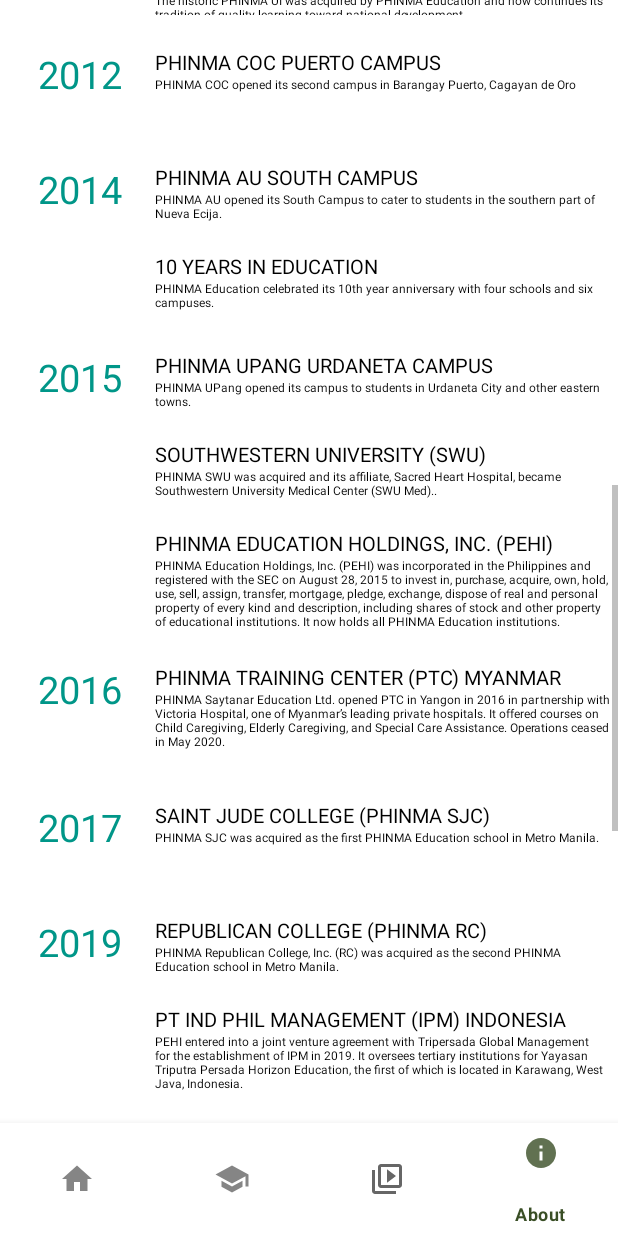
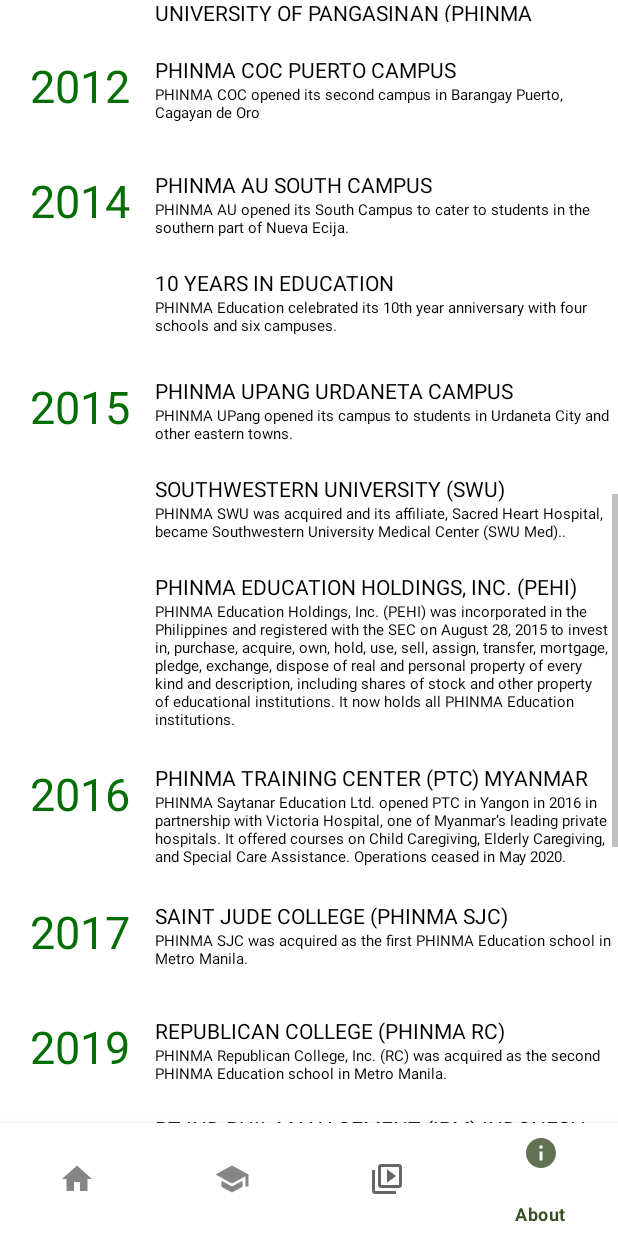
Before and after one commit to All-Seer/Micro-Customer-Relation-Management-App, an Android app built with Jetpack Compose: the screen it shows after launch (MainActivity), item 4 of the bottom bar chosen, scrolled down 1048 dp, on a phone screen of 412 x 824 dp. Run offline under Robolectric (Android 15) with nearby library versions, the light colour scheme and no system bars.

Commit message:
some changes

```diff
--- a/app/src/main/AndroidManifest.xml
+++ b/app/src/main/AndroidManifest.xml
@@ -25,11 +25,7 @@
         <activity
             android:name=".EmailVerificationActivity"
             android:exported="false" />
-        <activity
-            android:name=".MultimediaCompose"
-            android:exported="false"
-            android:label="@string/title_activity_multimedia_compose"
-            android:theme="@style/Theme.PhinmaEdApp" />
+
 
         <service
             android:name=".MyFirebaseMessagingService"
--- a/app/src/main/java/com/example/phinmaedapp/MapCustomDialogFragment.kt
+++ b/app/src/main/java/com/example/phinmaedapp/MapCustomDialogFragment.kt
@@ -4,7 +4,6 @@
 import android.app.AlertDialog
 import android.app.Dialog
 import android.graphics.Color
-import android.graphics.drawable.ColorDrawable
 import android.os.Bundle
 import android.view.LayoutInflater
 import android.view.View
@@ -12,6 +11,7 @@
 import android.widget.ImageButton
 import android.widget.ImageView
 import android.widget.TextView
+import androidx.core.graphics.drawable.toDrawable
 import androidx.fragment.app.DialogFragment
 
 class MapCustomDialogFragment : DialogFragment() {
@@ -23,7 +23,7 @@
         container: ViewGroup?,
         savedInstanceState: Bundle?
     ): View? {
-        dialog?.window?.setBackgroundDrawable(ColorDrawable(Color.TRANSPARENT))  // Removes the ugly grey bg
+        dialog?.window?.setBackgroundDrawable(Color.TRANSPARENT.toDrawable())  // Removes the ugly grey bg
         return inflater.inflate(R.layout.fragment_map_custom_dialog, container, false)
     }
 
--- a/app/src/main/java/com/example/phinmaedapp/UpangLoginActivity.kt
+++ b/app/src/main/java/com/example/phinmaedapp/UpangLoginActivity.kt
@@ -181,4 +181,5 @@
         }
         return true
     }
+
 }
--- a/app/src/main/res/layout/fragment_phinmaed_about.xml
+++ b/app/src/main/res/layout/fragment_phinmaed_about.xml
@@ -8,7 +8,7 @@
 
     <LinearLayout
         android:layout_width="match_parent"
-        android:layout_height="match_parent"
+        android:layout_height="wrap_content"
         android:orientation="vertical">
         <TextView
             android:layout_width="match_parent"
@@ -38,7 +38,7 @@
             android:layout_width="match_parent"
             android:layout_height="wrap_content"
             android:text="@string/about_description"
-            android:textSize="12sp"
+            android:textSize="14sp"
             android:textColor="@color/black"
             android:padding="10dp"
             android:textAlignment="center"/>
@@ -69,16 +69,16 @@
 
         <LinearLayout
             android:layout_width="match_parent"
-            android:layout_height="wrap_content"
+            android:layout_height="match_parent"
             android:orientation="horizontal"
-            android:layout_marginTop="20dp"
+            android:layout_marginTop="10dp"
             android:padding="3dp">
             <TextView
                 android:layout_width="100dp"
                 android:layout_height="70dp"
                 android:textAlignment="center"
-                android:textColor="#009688"
-                android:textSize="25sp"
+                android:textColor="#036e03"
+                android:textSize="30sp"
                 android:text="2004"/>
             <LinearLayout
                 android:layout_width="wrap_content"
@@ -89,13 +89,12 @@
                     android:layout_width="wrap_content"
                     android:layout_height="wrap_content"
                     android:text="ARAULLO UNIVERSITY (PHINMA AU)"
-                    android:textSize="13sp"
                     android:textColor="@color/black"/>
                 <TextView
                     android:layout_width="wrap_content"
                     android:layout_height="wrap_content"
                     android:text="PHINMA Education acquired PHINMA AU in Cabanatuan City, Nueva Ecija as its first venture into the education industry. It is now a major educational institution that provides basic, tertiary, and professional education."
-                    android:textSize="8sp"
+                    android:textSize="10sp"
                     android:textColor="@color/black"/>
             </LinearLayout>
         </LinearLayout>
@@ -108,8 +107,8 @@
                 android:layout_width="100dp"
                 android:layout_height="70dp"
                 android:textAlignment="center"
-                android:textColor="#009688"
-                android:textSize="25sp"
+                android:textColor="#036e03"
+                android:textSize="30sp"
                 android:text="2005"/>
             <LinearLayout
                 android:layout_width="wrap_content"
@@ -120,13 +119,12 @@
                     android:layout_width="wrap_content"
                     android:layout_height="wrap_content"
                     android:text="CAGAYAN DE ORO COLLEGE (PHINMA COC)"
-                    android:textSize="13sp"
                     android:textColor="@color/black"/>
                 <TextView
                     android:layout_width="wrap_content"
                     android:layout_height="wrap_content"
                     android:text="PHINMA COC was acquired to make quality education accessible to students from all walks of life in Mindanao, especially Misamis Oriental, Camiguin, and Bukidnon."
-                    android:textSize="8sp"
+                    android:textSize="10sp"
                     android:textColor="@color/black"/>
             </LinearLayout>
         </LinearLayout>
@@ -139,8 +137,8 @@
                 android:layout_width="100dp"
                 android:layout_height="70dp"
                 android:textAlignment="center"
-                android:textColor="#009688"
-                android:textSize="25sp"
+                android:textColor="#036e03"
+                android:textSize="30sp"
                 android:text="2009"/>
             <LinearLayout
                 android:layout_width="wrap_content"
@@ -151,26 +149,24 @@
                     android:layout_width="wrap_content"
                     android:layout_height="wrap_content"
                     android:text="UNIVERSITY OF ILOILO (PHINMA UI)"
-                    android:textSize="13sp"
                     android:textColor="@color/black"/>
                 <TextView
                     android:layout_width="wrap_content"
                     android:layout_height="wrap_content"
                     android:text="The historic PHINMA UI was acquired by PHINMA Education and now continues its tradition of quality learning toward national development."
-                    android:textSize="8sp"
+                    android:textSize="10sp"
                     android:textColor="@color/black"/>
                 <TextView
                     android:layout_marginTop="20dp"
                     android:layout_width="wrap_content"
                     android:layout_height="wrap_content"
                     android:text="UNIVERSITY OF PANGASINAN (PHINMA UPANG))"
-                    android:textSize="13sp"
                     android:textColor="@color/black"/>
                 <TextView
                     android:layout_width="wrap_content"
                     android:layout_height="wrap_content"
                     android:text="The historic PHINMA UI was acquired by PHINMA Education and now continues its tradition of quality learning toward national development."
-                    android:textSize="8sp"
+                    android:textSize="10sp"
                     android:textColor="@color/black"/>
             </LinearLayout>
         </LinearLayout>
@@ -186,8 +182,8 @@
                 android:layout_height="70dp"
                 android:text="2012"
                 android:textAlignment="center"
-                android:textColor="#009688"
-                android:textSize="25sp" />
+                android:textColor="#036e03"
+                android:textSize="30sp"/>
 
             <LinearLayout
                 android:layout_width="wrap_content"
@@ -198,13 +194,12 @@
                     android:layout_width="wrap_content"
                     android:layout_height="wrap_content"
                     android:text="PHINMA COC PUERTO CAMPUS"
-                    android:textSize="13sp"
                     android:textColor="@color/black"/>
                 <TextView
                     android:layout_width="wrap_content"
                     android:layout_height="wrap_content"
                     android:text="PHINMA COC opened its second campus in Barangay Puerto, Cagayan de Oro"
-                    android:textSize="8sp"
+                    android:textSize="10sp"
                     android:textColor="@color/black"/>
             </LinearLayout>
         </LinearLayout>
@@ -219,8 +214,8 @@
                 android:layout_height="70dp"
                 android:text="2014"
                 android:textAlignment="center"
-                android:textColor="#009688"
-                android:textSize="25sp" />
+                android:textColor="#036e03"
+                android:textSize="30sp"/>
 
             <LinearLayout
                 android:layout_width="wrap_content"
@@ -231,13 +226,12 @@
                     android:layout_width="wrap_content"
                     android:layout_height="wrap_content"
                     android:text="PHINMA AU SOUTH CAMPUS"
-                    android:textSize="13sp"
                     android:textColor="@color/black"/>
                 <TextView
                     android:layout_width="wrap_content"
                     android:layout_height="wrap_content"
                     android:text="PHINMA AU opened its South Campus to cater to students in the southern part of Nueva Ecija."
-                    android:textSize="8sp"
+                    android:textSize="10sp"
                     android:textColor="@color/black"/>
 
                 <TextView
@@ -245,13 +239,12 @@
                     android:layout_height="wrap_content"
                     android:text="10 YEARS IN EDUCATION"
                     android:layout_marginTop="20dp"
-                    android:textSize="13sp"
                     android:textColor="@color/black"/>
                 <TextView
                     android:layout_width="wrap_content"
                     android:layout_height="wrap_content"
                     android:text="PHINMA Education celebrated its 10th year anniversary with four schools and six campuses."
-                    android:textSize="8sp"
+                    android:textSize="10sp"
                     android:textColor="@color/black"/>
             </LinearLayout>
         </LinearLayout>
@@ -267,8 +260,8 @@
                 android:layout_height="70dp"
                 android:text="2015"
                 android:textAlignment="center"
-                android:textColor="#009688"
-                android:textSize="25sp" />
+                android:textColor="#036e03"
+                android:textSize="30sp" />
 
             <LinearLayout
                 android:layout_width="wrap_content"
@@ -279,13 +272,12 @@
                     android:layout_width="wrap_content"
                     android:layout_height="wrap_content"
                     android:text="PHINMA UPANG URDANETA CAMPUS"
-                    android:textSize="13sp"
                     android:textColor="@color/black"/>
                 <TextView
                     android:layout_width="wrap_content"
                     android:layout_height="wrap_content"
                     android:text="PHINMA UPang opened its campus to students in Urdaneta City and other eastern towns."
-                    android:textSize="8sp"
+                    android:textSize="10sp"
                     android:textColor="@color/black"/>
 
                 <TextView
@@ -293,13 +285,12 @@
                     android:layout_height="wrap_content"
                     android:text="SOUTHWESTERN UNIVERSITY (SWU)"
                     android:layout_marginTop="20dp"
-                    android:textSize="13sp"
                     android:textColor="@color/black"/>
                 <TextView
                     android:layout_width="wrap_content"
                     android:layout_height="wrap_content"
                     android:text="PHINMA SWU was acquired and its affiliate, Sacred Heart Hospital, became Southwestern University Medical Center (SWU Med).."
-                    android:textSize="8sp"
+                    android:textSize="10sp"
                     android:textColor="@color/black"/>
 
                 <TextView
@@ -307,13 +298,12 @@
                     android:layout_height="wrap_content"
                     android:text="PHINMA EDUCATION HOLDINGS, INC. (PEHI)"
                     android:layout_marginTop="20dp"
-                    android:textSize="13sp"
                     android:textColor="@color/black"/>
                 <TextView
                     android:layout_width="wrap_content"
                     android:layout_height="wrap_content"
                     android:text="PHINMA Education Holdings, Inc. (PEHI) was incorporated in the Philippines and registered with the SEC on August 28, 2015 to invest in, purchase, acquire, own, hold, use, sell, assign, transfer, mortgage, pledge, exchange, dispose of real and personal property of every kind and description, including shares of stock and other property of educational institutions. It now holds all PHINMA Education institutions."
-                    android:textSize="8sp"
+                    android:textSize="10sp"
                     android:textColor="@color/black"/>
             </LinearLayout>
         </LinearLayout>
@@ -329,8 +319,8 @@
                 android:layout_height="70dp"
                 android:text="2016"
                 android:textAlignment="center"
-                android:textColor="#009688"
-                android:textSize="25sp" />
+                android:textColor="#036e03"
+                android:textSize="30sp"/>
 
             <LinearLayout
                 android:layout_width="wrap_content"
@@ -341,13 +331,12 @@
                     android:layout_width="wrap_content"
                     android:layout_height="wrap_content"
                     android:text="PHINMA TRAINING CENTER (PTC) MYANMAR"
-                    android:textSize="13sp"
                     android:textColor="@color/black"/>
                 <TextView
                     android:layout_width="wrap_content"
                     android:layout_height="wrap_content"
                     android:text="PHINMA Saytanar Education Ltd. opened PTC in Yangon in 2016 in partnership with Victoria Hospital, one of Myanmar’s leading private hospitals. It offered courses on Child Caregiving, Elderly Caregiving, and Special Care Assistance. Operations ceased in May 2020."
-                    android:textSize="8sp"
+                    android:textSize="10sp"
                     android:textColor="@color/black"/>
             </LinearLayout>
         </LinearLayout>
@@ -363,8 +352,8 @@
                 android:layout_height="70dp"
                 android:text="2017"
                 android:textAlignment="center"
-                android:textColor="#009688"
-                android:textSize="25sp" />
+                android:textColor="#036e03"
+                android:textSize="30sp"/>
 
             <LinearLayout
                 android:layout_width="wrap_content"
@@ -375,13 +364,12 @@
                     android:layout_width="wrap_content"
                     android:layout_height="wrap_content"
                     android:text="SAINT JUDE COLLEGE (PHINMA SJC)"
-                    android:textSize="13sp"
                     android:textColor="@color/black"/>
                 <TextView
                     android:layout_width="wrap_content"
                     android:layout_height="wrap_content"
                     android:text="PHINMA SJC was acquired as the first PHINMA Education school in Metro Manila."
-                    android:textSize="8sp"
+                    android:textSize="10sp"
                     android:textColor="@color/black"/>
             </LinearLayout>
         </LinearLayout>
@@ -396,8 +384,8 @@
                 android:layout_height="70dp"
                 android:text="2019"
                 android:textAlignment="center"
-                android:textColor="#009688"
-                android:textSize="25sp" />
+                android:textColor="#036e03"
+                android:textSize="30sp"/>
 
             <LinearLayout
                 android:layout_width="wrap_content"
@@ -408,13 +396,12 @@
                     android:layout_width="wrap_content"
                     android:layout_height="wrap_content"
                     android:text="REPUBLICAN COLLEGE (PHINMA RC)"
-                    android:textSize="13sp"
                     android:textColor="@color/black"/>
                 <TextView
                     android:layout_width="wrap_content"
                     android:layout_height="wrap_content"
                     android:text="PHINMA Republican College, Inc. (RC) was acquired as the second PHINMA Education school in Metro Manila."
-                    android:textSize="8sp"
+                    android:textSize="10sp"
                     android:textColor="@color/black"/>
 
                 <TextView
@@ -422,13 +409,12 @@
                     android:layout_height="wrap_content"
                     android:text="PT IND PHIL MANAGEMENT (IPM) INDONESIA"
                     android:layout_marginTop="20dp"
-                    android:textSize="13sp"
                     android:textColor="@color/black"/>
                 <TextView
                     android:layout_width="wrap_content"
                     android:layout_height="wrap_content"
                     android:text="PEHI entered into a joint venture agreement with Tripersada Global Management for the establishment of IPM in 2019. It oversees tertiary institutions for Yayasan Triputra Persada Horizon Education, the first of which is located in Karawang, West Java, Indonesia."
-                    android:textSize="8sp"
+                    android:textSize="10sp"
                     android:textColor="@color/black"/>
 
                 <TextView
@@ -436,13 +422,12 @@
                     android:layout_height="wrap_content"
                     android:text="15 YEARS IN EDUCATION"
                     android:layout_marginTop="20dp"
-                    android:textSize="13sp"
                     android:textColor="@color/black"/>
                 <TextView
                     android:layout_width="wrap_content"
                     android:layout_height="wrap_content"
                     android:text="PHINMA Education celebrated its 15th year anniversary with seven schools across the country."
-                    android:textSize="8sp"
+                    android:textSize="10sp"
                     android:textColor="@color/black"/>
             </LinearLayout>
         </LinearLayout>
@@ -458,8 +443,8 @@
             android:layout_height="70dp"
             android:text="2020"
             android:textAlignment="center"
-            android:textColor="#009688"
-            android:textSize="25sp" />
+            android:textColor="#036e03"
+            android:textSize="30sp"/>
 
         <LinearLayout
             android:layout_width="wrap_content"
@@ -470,7 +455,6 @@
                 android:layout_width="wrap_content"
                 android:layout_height="wrap_content"
                 android:text="PHINMA RIZAL COLLEGE OF LAGUNA (PHINMA RCL)"
-                android:textSize="13sp"
                 android:textColor="@color/black"/>
 
             <TextView
@@ -478,13 +462,14 @@
                 android:layout_height="wrap_content"
                 android:text="PHINMA Education acquired PHINMA Rizal College of Laguna in June of 2020 as part of the planned Laguna network of schools."
                 android:textColor="@color/black"
-                android:textSize="8sp" />
+                android:textSize="10sp" />
         </LinearLayout>
     </LinearLayout>
         <LinearLayout
             android:layout_width="match_parent"
             android:layout_height="100dp"
             android:orientation="horizontal"
+            android:layout_marginBottom="20dp"
             android:padding="3dp">
 
             <TextView
@@ -492,8 +477,8 @@
                 android:layout_height="70dp"
                 android:text="2021"
                 android:textAlignment="center"
-                android:textColor="#009688"
-                android:textSize="25sp" />
+                android:textColor="#036e03"
+                android:textSize="30sp"/>
 
             <LinearLayout
                 android:layout_width="wrap_content"
@@ -504,51 +489,43 @@
                     android:layout_width="wrap_content"
                     android:layout_height="wrap_content"
                     android:text="PHINMA AU SAN JOSE CAMPUS"
-                    android:textSize="13sp"
                     android:textColor="@color/black"/>
                 <TextView
                     android:layout_width="wrap_content"
                     android:layout_height="wrap_content"
-                    android:text="TIn 2021, the San Jose campus of PHINMA AU was officially opened."
-                    android:textSize="8sp"
+                    android:text="In 2021, the San Jose campus of PHINMA AU was officially opened."
+                    android:textSize="10sp"
                     android:textColor="@color/black"/>
                 <TextView
                     android:layout_marginTop="20dp"
                     android:layout_width="wrap_content"
                     android:layout_height="wrap_content"
                     android:text="PHINMA UNION COLLEGE OF LAGUNA (PHINMA UCL)"
-                    android:textSize="13sp"
                     android:textColor="@color/black"/>
                 <TextView
                     android:layout_width="wrap_content"
                     android:layout_height="wrap_content"
                     android:text="PHINMA Education acquired PHINMA Union College of Laguna in May 2021 as the second school in the Laguna network of schools."
-                    android:textSize="8sp"
+                    android:textSize="10sp"
                     android:textColor="@color/black"/>
             </LinearLayout>
         </LinearLayout>
         <TextView
             android:layout_width="match_parent"
             android:layout_height="wrap_content"
-            android:layout_marginTop="50dp"
+            android:layout_marginTop="8dp"
             android:text="Philippine Investment Management or PHINMA began as an investment firm in 1956. It has now grown to become one of the most prestigious and reputable conglomerates in the country: the PHINMA Group of Companies"
             android:textColor="@color/black"
-            android:textSize="13sp"
-            android:padding="8dp"/>
+            android:padding="12sp"/>
 
         <TextView
             android:layout_width="match_parent"
             android:layout_height="wrap_content"
-            android:layout_marginTop="30dp"
+            android:layout_marginTop="4dp"
             android:text="@string/about_phinma_companies"
             android:textColor="@color/black"
             android:padding="8dp"
-            android:textSize="10dp" />
-
-        <View
-            android:layout_width="match_parent"
-            android:layout_height="0dp"
-            android:layout_marginBottom="50dp"/>
+            android:textSize="10sp" />
     </LinearLayout>
 
 </ScrollView>
--- a/app/src/main/res/values/strings.xml
+++ b/app/src/main/res/values/strings.xml
@@ -138,7 +138,7 @@
     <string name="login">Already have an account? <b><u>Login</u></b></string>
     <string name="title_activity_multimedia_compose">MultimediaCompose</string>
     <string name="about_description">PHINMA Education seeks to provide quality tertiary education to underserved Filipino youth. Our various learning strategies and interventions equip our students with professional and core work skills to attain gainful employment, whether or not they graduate. By knowing who our students are and where they come from, we are able to tailor our programs to what they want to achieve. We are guided by the following core values:</string>
-    <string name="about_phinma_companies">The PHINMA Group seeks to provide the essentials for a dignified life for every Filipino family through our tradition of professional and effective management in various industries. We currently have investments in education, property development, hospitality, and construction materials.\n\n\n\n Our competitiveness and professionalism help give communities, both in and out of the Philippines, improved access to the essentials of a dignified life.\n\n\n\n The PHINMA group demonstrates that private businesses can serve both the needs of society and its shareholders.</string>
+    <string name="about_phinma_companies">The PHINMA Group seeks to provide the essentials for a dignified life for every Filipino family through our tradition of professional and effective management in various industries. We currently have investments in education, property development, hospitality, and construction materials.\n\n Our competitiveness and professionalism help give communities, both in and out of the Philippines, improved access to the essentials of a dignified life.\n\n The PHINMA group demonstrates that private businesses can serve both the needs of society and its shareholders.</string>
 
 
 </resources>
--- a/app/src/main/res/values/themes.xml
+++ b/app/src/main/res/values/themes.xml
@@ -4,6 +4,8 @@
         <item name="colorPrimary">@color/phinmaPrimary</item>
         <item name="colorPrimaryDark">@color/phinmaPrimary</item>
         <item name="colorAccent">@color/phinmaPrimary</item>
+        <item name="tint">@color/white</item>
+        <item name="backgroundTint">@color/white</item>
     </style>
 
     <style name="Theme.PhinmaEdApp" parent="Base.Theme.PhinmaEdApp" />
```
Also changed, not shown: app/src/main/java/com/example/phinmaedapp/PhinmaedMultimedia.kt (+7 -3 lines), app/src/main/java/com/example/phinmaedapp/UpangEventPageFragment.kt (+8 -0 lines), app/src/main/res/layout/fragment_upang_event_page.xml (+50 -17 lines), app/src/main/res/layout/fragment_upang_home.xml (+10 -6 lines).
